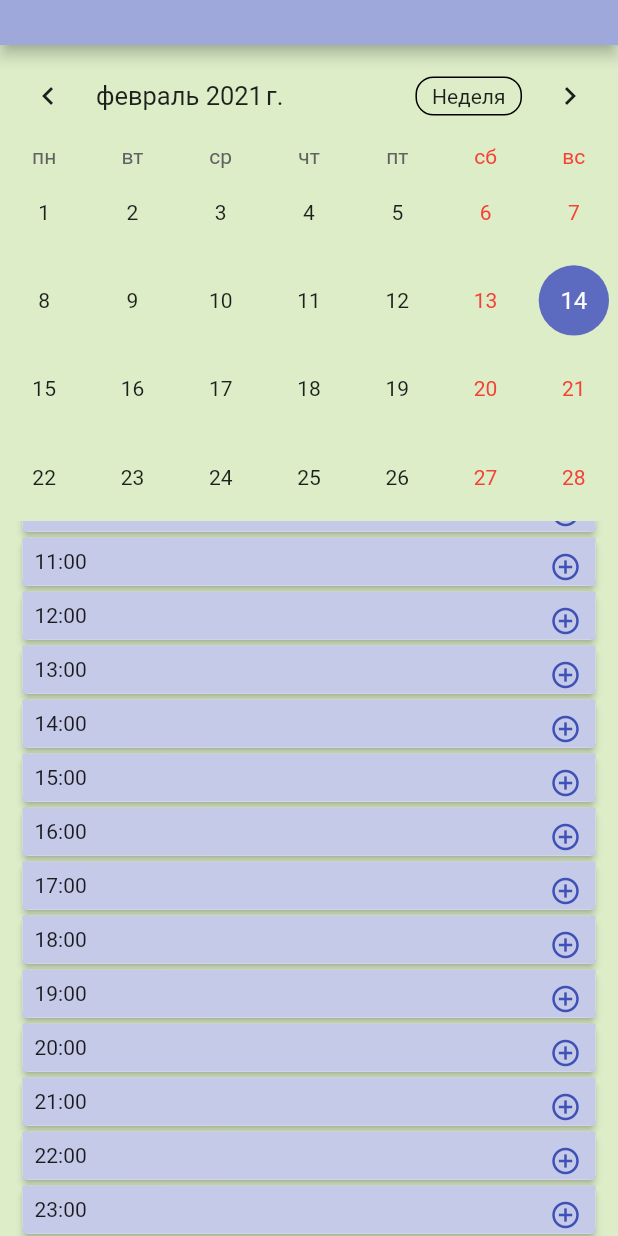
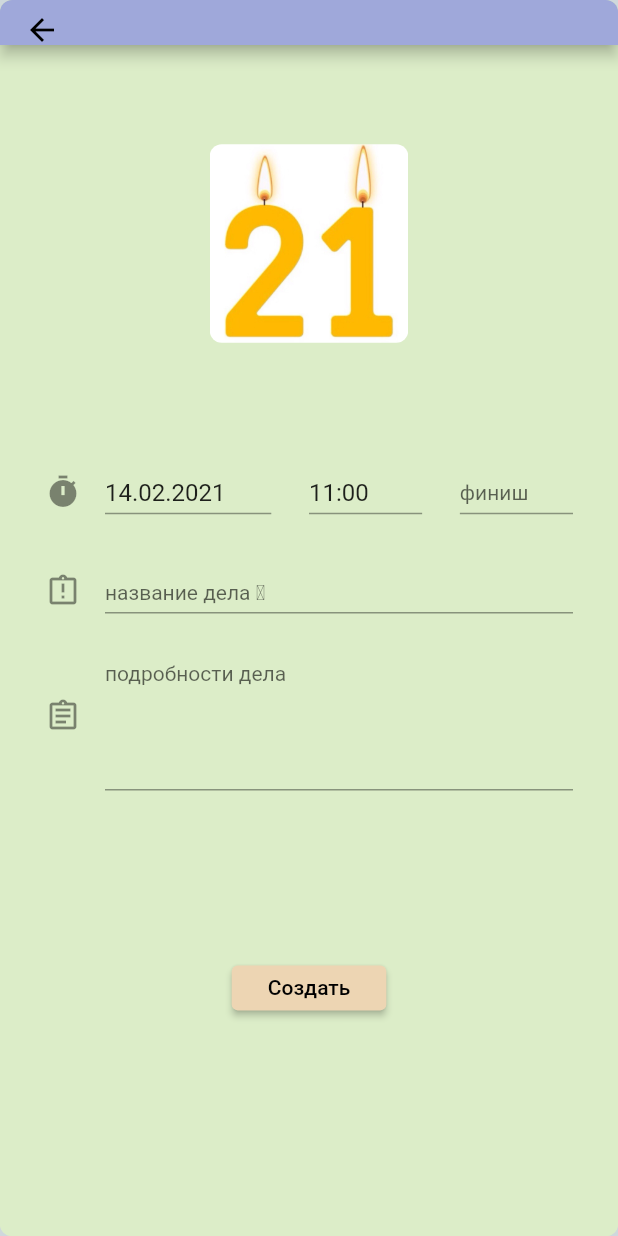
Before and after one commit to vrg18/diary21, a Flutter app: the Calendar screen opened directly, scrolled down 387 dp, after a tap on the "add circle outline" icon, on a phone screen of 412 x 824 dp. Run offline on Flutter 3.47's test engine with Material 2 defaults, Android fonts, the light colour scheme and no system bars; drawn by our look-alikes of table_calendar; our stand-ins replace dio, google_sign_in; missing offline and left inert: postgrest; accounts and stored records are empty.

Commit message:
Reading from DB

```diff
--- a/lib/data/repository/current_day.dart
+++ b/lib/data/repository/current_day.dart
@@ -38,6 +38,8 @@ class CurrentDay with ChangeNotifier {
 
   bool get isLoadingNow => _isLoadingNow;
 
+  DeedStorage get deedStorage => _deedStorage;
+
   void initDeedStorage(String token) {
     _deedStorage = DeedStorage(token);
     readDeedsOfDayByHour(DateTime.now());
--- a/lib/data/repository/deed_repository.dart
+++ b/lib/data/repository/deed_repository.dart
@@ -1,8 +1,38 @@
+import 'package:diary/data/storage/deed_storage.dart';
 import 'package:diary/domain/deed.dart';
+import 'package:intl/intl.dart';
 
 /// Бизнес-логика и запись/чтение в/из БД сущьности Дело
 class DeedRepository {
-  List<Deed> _deedsOfDay = [];
+  final String date;
+  final String timeStart;
+  final String? timeFinish;
+  final String name;
+  final String? description;
+  final DateFormat _formatter = DateFormat("dd.MM.yyyy HH:mm");
 
+  DeedRepository({
+    required this.date,
+    required this.timeStart,
+    this.timeFinish,
+    required this.name,
+    this.description,
+  });
 
+  Future<String> createNewDeed(DeedStorage deedStorage) async {
+    try {
+      DateTime dateStart = _formatter.parse('$date $timeStart');
+      DateTime? dateFinish =
+          timeFinish != null && timeFinish!.isNotEmpty ? _formatter.parse('$date $timeFinish') : null;
+      Deed newDeed = Deed(
+        dateStart: dateStart,
+        dateFinish: dateFinish,
+        name: name,
+        description: description,
+      );
+      return await deedStorage.createNewDeed(newDeed);
+    } catch (e) {
+      return e.toString();
+    }
+  }
 }
--- a/lib/data/storage/user_storage.dart
+++ b/lib/data/storage/user_storage.dart
@@ -32,7 +32,7 @@ class UserStorage {
     try {
       GoogleSignInAccount user = await _googleSignIn.signIn();
       GoogleSignInAuthentication googleSignInAuthentication = await user.authentication;
-      print(googleSignInAuthentication.accessToken);
+//      print(googleSignInAuthentication.accessToken);
       var response = await _dioAuth.post(
         googleIn,
         data: {
@@ -80,7 +80,7 @@ class UserStorage {
   }
 
   dynamic _authContinueOk(response, isLogin) {
-    print('Ответ: ${response.statusCode}/${response.statusMessage}, Содержимое: ${response.data}');
+//    print('Ответ: ${response.statusCode}/${response.statusMessage}, Содержимое: ${response.data}');
     if (response.statusCode < 300) {
       if (isLogin) {
         return User(
@@ -92,13 +92,11 @@ class UserStorage {
         return '';
       }
     } else {
-//      print('Сообщение: ${response.statusMessage}');
       return response.statusMessage;
     }
   }
 
   String _authContinueException(error) {
-//    print('Ошибка: $error');
     if (error is DioError) {
       if (error.response.data.containsKey('message')) {
         return error.response.data['message'];
--- a/lib/domain/deed.dart
+++ b/lib/domain/deed.dart
@@ -1,12 +1,13 @@
 /// сущьность Дело
 class Deed {
-  final String? idS;
+  final String? id;
   final DateTime dateStart;
   final DateTime? dateFinish;
   final String name;
   final String? description;
 
-  Deed({this.idS,
+  Deed({
+    this.id,
     required this.dateStart,
     this.dateFinish,
     required this.name,
--- a/lib/ui/app/app.dart
+++ b/lib/ui/app/app.dart
@@ -3,7 +3,6 @@ import 'package:diary/data/repository/current_user.dart';
 import 'package:diary/data/repository/is_web.dart';
 import 'package:diary/ui/res/strings.dart';
 import 'package:diary/ui/res/theme.dart';
-import 'package:diary/ui/screen/calendar.dart';
 import 'package:diary/ui/screen/login.dart';
 import 'package:diary/ui/screen/shell_screens.dart';
 import 'package:flutter/material.dart';
@@ -25,7 +24,6 @@ class MyApp extends StatelessWidget {
         theme: mainTheme,
         home: Builder(
           builder: (_) => ShellScreens(Login()),
-//        builder: (_) => ShellScreens(Calendar()),
         ),
       ),
     );
--- a/lib/ui/res/sizes.dart
+++ b/lib/ui/res/sizes.dart
@@ -7,3 +7,4 @@ const int firstHourOnScreen = 8; // первая часовая полоска
 const double hourStripHeight = 32; // высота часовой полоски
 const double distanceBetweenStripesOfAnHour = 4; // расстояние между часовыми полосками
 const startingOffsetOfListOfHourStripes = (hourStripHeight + distanceBetweenStripesOfAnHour) * firstHourOnScreen;
+const double heightOfTextFieldsAndButtons = 30; // высота текстовых полей и кнопок
--- a/lib/ui/res/strings.dart
+++ b/lib/ui/res/strings.dart
@@ -2,8 +2,8 @@
 
 const String appTitle = 'Ежедневник';
 const String greetingString = 'Ваш персональный Ежедневник';
-const String loginHint = 'E-mail';
-const String passwordHint = 'Пароль';
+const String loginHint = 'e-mail  ⃰';
+const String passwordHint = 'пароль ⃰';
 const String loginPress = 'Вход';
 const String loginGooglePress = 'Вход с Google';
 const String loginCreatePress = 'Создать аккаунт';
@@ -18,3 +18,14 @@ const String passwordResetRequest = 'Вам отправлен запрос на
 const String weekTitle = 'Неделя';
 const String twoWeeksTitle = '2 недели';
 const String monthTitle = 'Месяц';
+const String dateHint = 'дата ⃰';
+const String timeStartHint = 'старт ⃰';
+const String timeFinishHint = 'финиш';
+const String deedNameHint = 'название дела ⃰';
+const String deedDescriptionHint = 'подробности дела';
+const String createPress = 'Создать';
+const String closePress = 'Закрыть';
+const String errorNotEnoughData = 'Не хватает данных для создания дела';
+
+const String largePicture = 'lib/ui/res/21_large.jpg';
+const String smallPicture = 'lib/ui/res/21_little.jpg';
--- a/lib/ui/res/theme.dart
+++ b/lib/ui/res/theme.dart
@@ -13,4 +13,6 @@ final mainTheme = ThemeData(
       buttonColor: appButtonColor,
       textTheme: ButtonTextTheme.primary,
     ),
-);
+    inputDecorationTheme: InputDecorationTheme(
+      hintStyle: TextStyle(fontSize: 14),
+    ));
--- a/lib/ui/screen/calendar.dart
+++ b/lib/ui/screen/calendar.dart
@@ -1,6 +1,5 @@
 import 'package:diary/data/repository/current_day.dart';
 import 'package:diary/data/repository/current_user.dart';
-import 'package:diary/domain/deed.dart';
 import 'package:diary/ui/res/sizes.dart';
 import 'package:diary/ui/res/strings.dart';
 import 'package:diary/ui/screen/hour_strip.dart';
@@ -33,7 +32,6 @@ class _CalendarState extends State<Calendar> {
   @override
   Widget build(BuildContext context) {
     return Scaffold(
-      //todo Provider.of<CurrentUser>(context, listen: false).user.email)),
       appBar: AppBar(
         toolbarHeight: appBarHeight,
         title: Align(
@@ -59,13 +57,23 @@ class _CalendarState extends State<Calendar> {
               CalendarFormat.twoWeeks: twoWeeksTitle,
               CalendarFormat.month: monthTitle,
             },
-            onDaySelected: (day, _, __) {context.read<CurrentDay>().readDeedsOfDayByHour(day);},
+            onDaySelected: (day, _, __) {
+              context.read<CurrentDay>().readDeedsOfDayByHour(day);
+            },
           ),
           Expanded(
             child: ListView(
               controller: _scrollController,
-              children:
-                  context.watch<CurrentDay>().deedsOfDayByHour.entries.map((e) => HourStrip(e.key, e.value)).toList(),
+              children: context
+                  .watch<CurrentDay>()
+                  .deedsOfDayByHour
+                  .entries
+                  .map((e) => HourStrip(
+                        e.key,
+                        e.value,
+                        _calendarController.selectedDay,
+                      ))
+                  .toList(),
             ),
           ),
         ],
--- a/lib/ui/screen/details.dart
+++ b/lib/ui/screen/details.dart
@@ -0,0 +1,215 @@
+import 'package:diary/data/repository/current_day.dart';
+import 'package:diary/data/repository/current_user.dart';
+import 'package:diary/data/repository/deed_repository.dart';
+import 'package:diary/data/storage/deed_storage.dart';
+import 'package:diary/domain/deed.dart';
+import 'package:diary/ui/res/sizes.dart';
+import 'package:diary/ui/res/strings.dart';
+import 'package:flutter/material.dart';
+import 'package:intl/intl.dart';
+import 'package:provider/provider.dart';
+
+class Details extends StatelessWidget {
+  final Deed? deed;
+  final DateTime? newDeedStartDate;
+  final _dateController = TextEditingController();
+  final _timeStartController = TextEditingController();
+  final _timeFinishController = TextEditingController();
+  final _nameController = TextEditingController();
+  final _descriptionController = TextEditingController();
+  final DateFormat _formatterDate = DateFormat('dd.MM.yyyy');
+  final DateFormat _formatterTime = DateFormat.Hm();
+  bool _readOnly = false;
+
+  Details({this.deed, this.newDeedStartDate}) {
+    if (newDeedStartDate != null) {
+      _dateController.text = _formatterDate.format(newDeedStartDate!);
+      _timeStartController.text = _formatterTime.format(newDeedStartDate!);
+    } else {
+      _readOnly = true;
+      _dateController.text = _formatterDate.format(deed!.dateStart);
+      _timeStartController.text = _formatterTime.format(deed!.dateStart);
+      _timeFinishController.text = deed!.dateFinish != null ? _formatterTime.format(deed!.dateFinish!) : '';
+      _nameController.text = deed!.name;
+      _descriptionController.text = deed!.description!;
+    }
+  }
+
+  @override
+  Widget build(BuildContext context) {
+    return Scaffold(
+      appBar: AppBar(
+        toolbarHeight: appBarHeight,
+        title: Align(
+          alignment: Alignment.centerRight,
+          child: Text(
+            Provider.of<CurrentUser>(context, listen: false).user.email,
+            style: TextStyle(fontSize: 12),
+          ),
+        ),
+      ),
+      body: Padding(
+        padding: const EdgeInsets.symmetric(horizontal: basicBorderSize),
+        child: Column(
+          children: [
+            Spacer(),
+            Expanded(
+              flex: 2,
+              child: AspectRatio(
+                aspectRatio: 1,
+                child: ClipRRect(
+                  borderRadius: BorderRadius.circular(8),
+                  child: SizedBox.expand(
+                    child: Image.asset(
+                      largePicture,
+                      fit: BoxFit.cover,
+                    ),
+                  ),
+                ),
+              ),
+            ),
+            Spacer(),
+            Expanded(
+              //child:
+              child: Center(
+                child: ConstrainedBox(
+                  constraints: BoxConstraints(maxHeight: heightOfTextFieldsAndButtons),
+                  child: Row(
+                    children: [
+                      Expanded(
+                        flex: 6,
+                        child: TextField(
+                          readOnly: _readOnly,
+                          controller: _dateController,
+                          keyboardType: TextInputType.datetime,
+                          decoration: InputDecoration(
+                            hintText: timeStartHint,
+                            icon: Icon(Icons.timer),
+                          ),
+                        ),
+                      ),
+                      Spacer(),
+                      Expanded(
+                        flex: 3,
+                        child: TextField(
+                          readOnly: _readOnly,
+                          controller: _timeStartController,
+                          keyboardType: TextInputType.datetime,
+                          decoration: InputDecoration(
+                            hintText: timeStartHint,
+                          ),
+                        ),
+                      ),
+                      Spacer(),
+                      Expanded(
+                        flex: 3,
+                        child: TextField(
+                          readOnly: _readOnly,
+                          controller: _timeFinishController,
+                          keyboardType: TextInputType.datetime,
+                          decoration: InputDecoration(
+                            hintText: timeFinishHint,
+                          ),
+                        ),
+                      ),
+                    ],
+                  ),
+                ),
+              ),
+            ),
+            Expanded(
+              child: Center(
+                child: ConstrainedBox(
+                  constraints: BoxConstraints(maxHeight: heightOfTextFieldsAndButtons),
+                  child: TextField(
+                    readOnly: _readOnly,
+                    controller: _nameController,
+                    decoration: InputDecoration(
+                      hintText: deedNameHint,
+                      icon: Icon(Icons.assignment_late_outlined),
+                    ),
+                  ),
+                ),
+              ),
+            ),
+            Expanded(
+              flex: 2,
+              child: TextField(
+                readOnly: _readOnly,
+                controller: _descriptionController,
+                keyboardType: TextInputType.multiline,
+                minLines: 4,
+                maxLines: 8,
+                decoration: InputDecoration(
+                  hintText: deedDescriptionHint,
+                  icon: Icon(Icons.assignment_outlined),
+                ),
+              ),
+            ),
+            Spacer(),
+            Expanded(
+              child: Center(
+                child: ConstrainedBox(
+                  constraints: BoxConstraints(maxHeight: heightOfTextFieldsAndButtons),
+                  child: RaisedButton(
+                    child: Text(_readOnly ? closePress : createPress),
+                    onPressed: () {
+                      if (_readOnly)
+                        Navigator.pop(context);
+                      else
+                        _createDeed(context, context.read<CurrentDay>().deedStorage);
+                    },
+                  ),
+                ),
+              ),
+            ),
+            Spacer(flex: 2),
+          ],
+        ),
+      ),
+    );
+  }
+
+  Future<void> _createDeed(BuildContext context, DeedStorage deedStorage) async {
+    if (_dateController.text.trim().isEmpty ||
+        _timeStartController.text.trim().isEmpty ||
+        _nameController.text.trim().isEmpty) {
+      _showMessage(context, errorNotEnoughData);
+      return;
+    }
+    DeedRepository deedRepository = DeedRepository(
+      date: _dateController.text.trim(),
+      timeStart: _timeStartController.text.trim(),
+      timeFinish: _timeFinishController.text.trim(),
+      name: _nameController.text.trim(),
+      description: _descriptionController.text.trim(),
+    );
+    String errorMessage = await deedRepository.createNewDeed(deedStorage);
+    if (errorMessage.isNotEmpty) {
+      _showMessage(context, errorMessage);
+      return;
+    }
+    context.read<CurrentDay>().readDeedsOfDayByHour(newDeedStartDate!);
+    Navigator.pop(context);
+  }
+
+  Future _showMessage(BuildContext context, String content) {
+    return showDialog(
+      context: context,
+      builder: (BuildContext context) {
+        return AlertDialog(
+          title: Text('Warning'),
+          content: Text(content),
+          actions: [
+            FlatButton(
+              child: Text('Ok'),
+              onPressed: () {
+                Navigator.of(context).pop();
+              },
+            ),
+          ],
+        );
+      },
+    );
+  }
+}
--- a/lib/ui/screen/hour_strip.dart
+++ b/lib/ui/screen/hour_strip.dart
@@ -1,6 +1,8 @@
 import 'package:diary/domain/deed.dart';
 import 'package:diary/ui/res/colors.dart';
 import 'package:diary/ui/res/sizes.dart';
+import 'package:diary/ui/screen/details.dart';
+import 'package:diary/ui/screen/shell_screens.dart';
 import 'package:diary/ui/screen/small_deed_card.dart';
 import 'package:flutter/material.dart';
 import 'package:intl/intl.dart';
@@ -9,8 +11,9 @@ class HourStrip extends StatelessWidget {
   final DateFormat _formatter = DateFormat.Hm();
   late DateTime _time;
   late List<Deed> _deedsOfHour;
+  late DateTime _selectedDay;
 
-  HourStrip(int hour, this._deedsOfHour) {
+  HourStrip(int hour, this._deedsOfHour, this._selectedDay) {
     this._time = DateTime(0, 0, 0, hour, 0, 0, 0, 0);
   }
 
@@ -41,17 +44,23 @@ class HourStrip extends StatelessWidget {
                 ],
               ),
               Positioned(
-                right: -4,
-                top: -4,
+                right: -6,
+                top: -5,
                 child: IconButton(
                   iconSize: hourStripHeight / 1.5,
                   icon: Icon(
                     Icons.add_circle_outline,
                   ),
                   color: darkAppColor,
-                  onPressed: () {},
+                  onPressed: () => Navigator.push(
+                    context,
+                    MaterialPageRoute(
+                      builder: (_) => ShellScreens(Details(
+                          newDeedStartDate: DateTime(
+                              _selectedDay.year, _selectedDay.month, _selectedDay.day, _time.hour, 0, 0, 0, 0))),
+                    ),
+                  ),
                 ),
-                // ),
               ),
             ],
           ),
```
Also changed, not shown: lib/data/storage/deed_storage.dart (+18 -2 lines), lib/ui/screen/login.dart (+17 -13 lines), lib/ui/screen/small_deed_card.dart (+6 -12 lines), 1 other file. Lines whose indentation alone changed are shown as unchanged.
